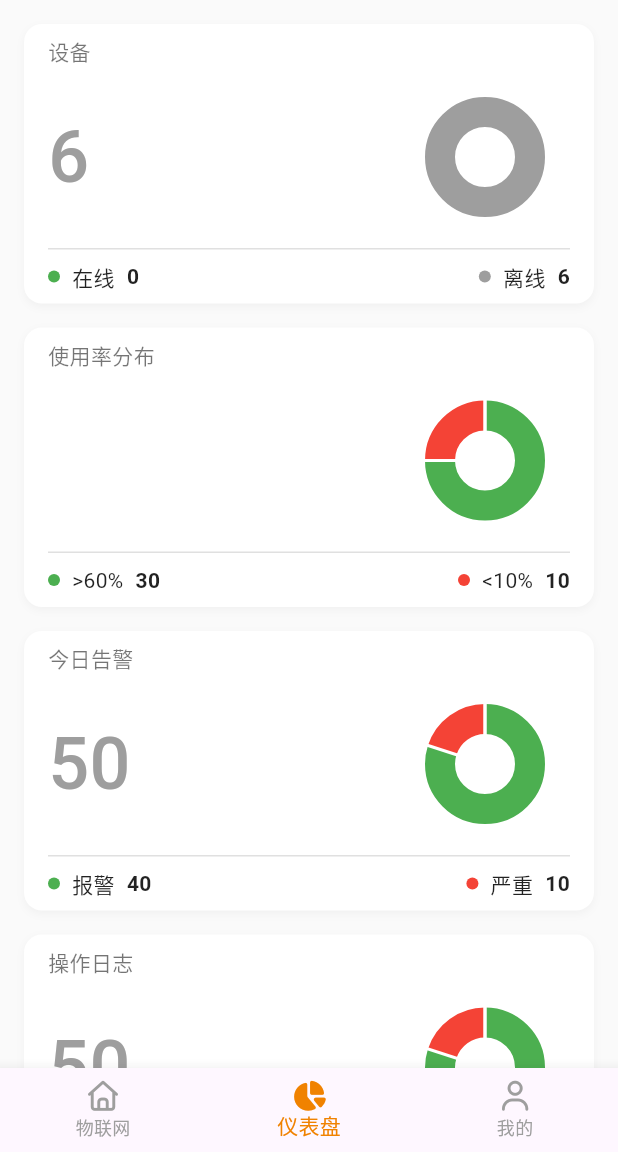
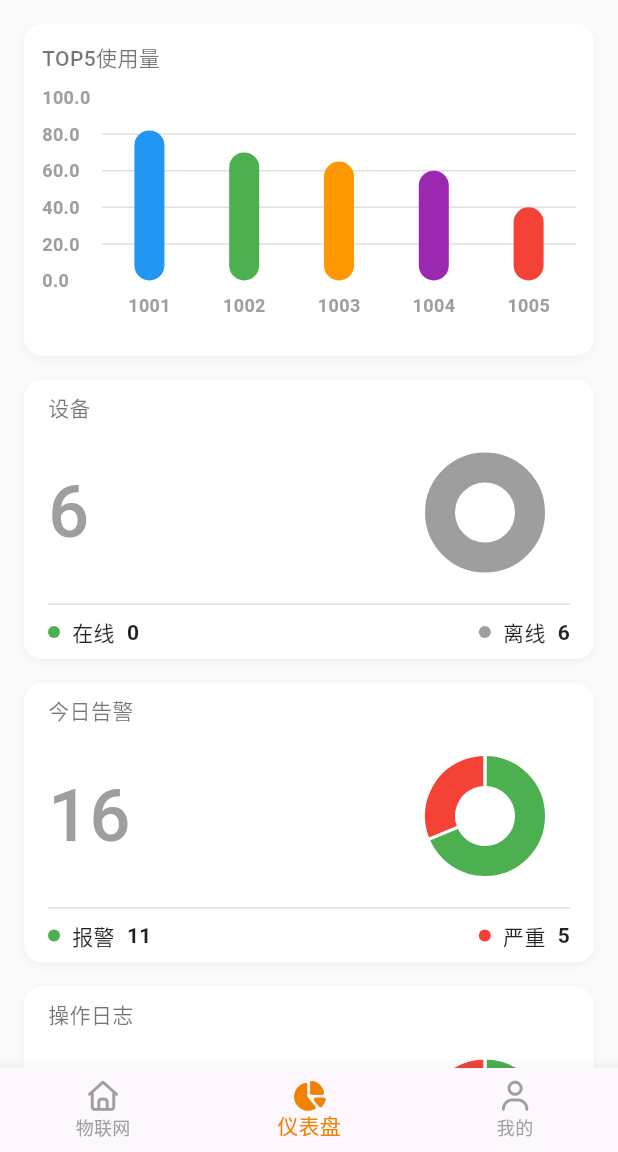
Before and after one commit to allenwoode/device-app, a Flutter app: the screen it shows after launch, item 2 of the bottom bar chosen, on a phone screen of 412 x 824 dp, the part 84-1236 px from its top. Run offline on Flutter 3.47's test engine with Material 3 defaults, Android fonts, the phone set to English and light mode, and no system bars; drawn by our look-alikes of fl_chart; our stand-ins replace dio, fluro, font_awesome_flutter, google_fonts, shared_preferences; accounts and stored records are empty; network calls fail.

Commit message:
feat: dashboard page data drive

```diff
--- a/lib/l10n/app_en.arb
+++ b/lib/l10n/app_en.arb
@@ -75,5 +75,6 @@
   "alarm": "Alarm",
   "severe": "Severe",
   "deviceReport": "Device Report",
-  "platformDispatch": "Platform Dispatch"
+  "platformDispatch": "Platform Dispatch",
+  "top5Usage": "Top 5 Usage Amount"
 }
--- a/lib/l10n/app_localizations.dart
+++ b/lib/l10n/app_localizations.dart
@@ -469,6 +469,12 @@ abstract class AppLocalizations {
   /// In en, this message translates to:
   /// **'Platform Dispatch'**
   String get platformDispatch;
+
+  /// No description provided for @top5Usage.
+  ///
+  /// In en, this message translates to:
+  /// **'Top 5 Usage Amount'**
+  String get top5Usage;
 }
 
 class _AppLocalizationsDelegate
--- a/lib/l10n/app_localizations_en.dart
+++ b/lib/l10n/app_localizations_en.dart
@@ -198,4 +198,7 @@ class AppLocalizationsEn extends AppLocalizations {
 
   @override
   String get platformDispatch => 'Platform Dispatch';
+
+  @override
+  String get top5Usage => 'Top 5 Usage Amount';
 }
--- a/lib/l10n/app_localizations_zh.dart
+++ b/lib/l10n/app_localizations_zh.dart
@@ -197,4 +197,7 @@ class AppLocalizationsZh extends AppLocalizations {
 
   @override
   String get platformDispatch => '平台下发';
+
+  @override
+  String get top5Usage => 'TOP5使用量';
 }
--- a/lib/l10n/app_zh.arb
+++ b/lib/l10n/app_zh.arb
@@ -61,5 +61,6 @@
   "alarm": "报警",
   "severe": "严重",
   "deviceReport": "设备上报",
-  "platformDispatch": "平台下发"
+  "platformDispatch": "平台下发",
+  "top5Usage": "TOP5使用量"
 }
--- a/lib/models/device_models.dart
+++ b/lib/models/device_models.dart
@@ -73,3 +73,63 @@ class DashboardDevices {
     );
   }
 }
+
+class DashboardUsage {
+  final String label;
+  final int value;
+  final String text;
+
+  DashboardUsage({
+    required this.label,
+    required this.value,
+    required this.text,
+  });
+
+  factory DashboardUsage.fromJson(Map<String, dynamic> json) {
+    return DashboardUsage(
+      label: json['label'] ?? '',
+      value: json['value'] ?? 0,
+      text: json['text'] ?? '',
+    );
+  }
+}
+
+class DashboardAlerts {
+  final int total;
+  final int alarmCount;
+  final int severeCount;
+
+  DashboardAlerts({
+    required this.total,
+    required this.alarmCount,
+    required this.severeCount,
+  });
+
+  factory DashboardAlerts.fromJson(Map<String, dynamic> json) {
+    return DashboardAlerts(
+      total: json['total'] ?? 0,
+      alarmCount: json['alarmCount'] ?? 0,
+      severeCount: json['severeCount'] ?? 0,
+    );
+  }
+}
+
+class DashboardMessage {
+  final int total;
+  final int reportCount;
+  final int functionCount;
+
+  DashboardMessage({
+    required this.total,
+    required this.reportCount,
+    required this.functionCount,
+  });
+
+  factory DashboardMessage.fromJson(Map<String, dynamic> json) {
+    return DashboardMessage(
+      total: json['total'] ?? 0,
+      reportCount: json['reportCount'] ?? 0,
+      functionCount: json['functionCount'] ?? 0,
+    );
+  }
+}
--- a/lib/services/device_service.dart
+++ b/lib/services/device_service.dart
@@ -1,5 +1,6 @@
 import 'dart:convert';
 
+import 'package:device/models/device_models.dart';
 import 'package:flutter/services.dart';
 import 'package:device/api/api_config.dart';
 import 'api_interceptor.dart';
@@ -251,6 +252,69 @@ class DeviceService {
       'offlineCount': 6
     };
   }
+
+  static Future<List<DashboardUsage>> getDashboardUsage() async {
+    try {
+      // For now, load from local JSON file (can be extended to API call)
+      final String response = await rootBundle.loadString('lib/assets/dashboard_usage.json');
+      final Map<String, dynamic> data = json.decode(response);
+
+      if (data['result'] is List) {
+        final List<dynamic> resultList = data['result'];
+        return resultList.map((item) => DashboardUsage.fromJson(item)).toList();
+      }
+
+      return [];
+    } catch (e) {
+      if (ApiConfig.enableLogging) {
+        print('Failed to load dashboard usage data: $e');
+      }
+      // Return fallback data
+      return [];
+    }
+  }
+
+  static Future<DashboardAlerts> getDashboardAlerts() async {
+    try {
+      // For now, load from local JSON file (can be extended to API call)
+      final String response = await rootBundle.loadString('lib/assets/dashboard_alerts.json');
+      final Map<String, dynamic> data = json.decode(response);
+
+      if (data['result'] is Map<String, dynamic>) {
+        return DashboardAlerts.fromJson(data['result']);
+      }
+
+      // Return fallback data
+      return DashboardAlerts(total: 16, alarmCount: 15, severeCount: 1);
+    } catch (e) {
+      if (ApiConfig.enableLogging) {
+        print('Failed to load dashboard alerts data: $e');
+      }
+      // Return fallback data
+      return DashboardAlerts(total: 16, alarmCount: 15, severeCount: 1);
+    }
+  }
+
+  static Future<DashboardMessage> getDashboardMessage() async {
+    try {
+      // For now, load from local JSON file (can be extended to API call)
+      final String response = await rootBundle.loadString('lib/assets/dashboard_message.json');
+      final Map<String, dynamic> data = json.decode(response);
+
+      if (data['result'] is Map<String, dynamic>) {
+        return DashboardMessage.fromJson(data['result']);
+      }
+
+      // Return fallback data
+      return DashboardMessage(total: 30, reportCount: 25, functionCount: 5);
+    } catch (e) {
+      if (ApiConfig.enableLogging) {
+        print('Failed to load dashboard message data: $e');
+      }
+      // Return fallback data
+      return DashboardMessage(total: 30, reportCount: 25, functionCount: 5);
+    }
+  }
 }
 
 class HttpException implements Exception {
--- a/lib/views/dashboard_page.dart
+++ b/lib/views/dashboard_page.dart
@@ -5,7 +5,8 @@ import 'package:device/models/device_models.dart';
 import 'package:device/services/storage_service.dart';
 import 'package:device/services/device_service.dart';
 import 'package:flutter/material.dart';
-import '../widgets/dashboard_card.dart';
+import '../widgets/pie_chart_card.dart';
+import '../widgets/bar_chart_card.dart';
 import '../l10n/app_localizations.dart';
 
 class DashboardPage extends StatefulWidget {
@@ -18,6 +19,9 @@ class DashboardPage extends StatefulWidget {
 class _DashboardPageState extends State<DashboardPage> {
   User? _currentUser;
   DashboardDevices? _dashboardDevices;
+  List<DashboardUsage> _dashboardUsage = [];
+  DashboardAlerts? _dashboardAlerts;
+  DashboardMessage? _dashboardMessage;
   bool _isLoading = true;
   bool _shouldAnimateCards = true;
 
@@ -65,8 +69,15 @@ class _DashboardPageState extends State<DashboardPage> {
       });
 
       final dashboardData = await DeviceService.getDashboardDevices();
+      final usageData = await DeviceService.getDashboardUsage();
+      final alertsData = await DeviceService.getDashboardAlerts();
+      final messageData = await DeviceService.getDashboardMessage();
+
       setState(() {
         _dashboardDevices = DashboardDevices.fromJson(dashboardData);
+        _dashboardUsage = usageData;
+        _dashboardAlerts = alertsData;
+        _dashboardMessage = messageData;
         _isLoading = false;
       });
     } catch (e) {
@@ -79,6 +90,21 @@ class _DashboardPageState extends State<DashboardPage> {
         );
       }
     }
+  }
+
+  List<ChartBarData> _convertUsageToChartData(List<DashboardUsage> usageList) {
+    final colors = [Colors.blue, Colors.green, Colors.orange, Colors.purple, Colors.red];
+
+    return usageList.asMap().entries.map((entry) {
+      int index = entry.key;
+      DashboardUsage usage = entry.value;
+
+      return ChartBarData(
+        label: usage.label,
+        value: usage.value,
+        color: colors[index % colors.length],
+      );
+    }).toList();
   }
 
   @override
@@ -116,7 +142,13 @@ class _DashboardPageState extends State<DashboardPage> {
                 padding: const EdgeInsets.all(16),
                 child: Column(
                   children: [
-              DashboardCard(
+              BarChartCard(
+                title: _l10n.top5Usage,
+                shouldAnimate: _shouldAnimateCards,
+                data: _convertUsageToChartData(_dashboardUsage),
+              ),
+              const SizedBox(height: 16),
+              PieChartCard(
                 title: _l10n.devices,
                 total: _dashboardDevices?.total,
                 primaryLabel: _l10n.online,
@@ -127,39 +159,39 @@ class _DashboardPageState extends State<DashboardPage> {
                 secondaryColor: Colors.grey,
                 shouldAnimate: _shouldAnimateCards,
               ),
+              // const SizedBox(height: 16),
+              // DashboardCard(
+              //   title: _l10n.usageDistribution,
+              //   total: null,
+              //   primaryLabel: '>60%',
+              //   primaryValue: 30,
+              //   primaryColor: Colors.green,
+              //   secondaryLabel: '<10%',
+              //   secondaryValue: 10,
+              //   secondaryColor: Colors.red,
+              //   shouldAnimate: _shouldAnimateCards,
+              // ),
               const SizedBox(height: 16),
-              DashboardCard(
-                title: _l10n.usageDistribution,
-                total: null,
-                primaryLabel: '>60%',
-                primaryValue: 30,
+              PieChartCard(
+                title: _l10n.todayAlerts,
+                total: _dashboardAlerts?.total,
+                primaryLabel: _l10n.alarm,
+                primaryValue: _dashboardAlerts?.alarmCount ?? 0,
                 primaryColor: Colors.green,
-                secondaryLabel: '<10%',
-                secondaryValue: 10,
+                secondaryLabel: _l10n.severe,
+                secondaryValue: _dashboardAlerts?.severeCount ?? 0,
                 secondaryColor: Colors.red,
                 shouldAnimate: _shouldAnimateCards,
               ),
               const SizedBox(height: 16),
-              DashboardCard(
-                title: _l10n.todayAlerts,
-                total: 50,
-                primaryLabel: _l10n.alarm,
-                primaryValue: 40,
-                primaryColor: Colors.green,
-                secondaryLabel: _l10n.severe,
-                secondaryValue: 10,
-                secondaryColor: Colors.red,
-                shouldAnimate: _shouldAnimateCards,
-              ),
-              const SizedBox(height: 16),
-              DashboardCard(
+              PieChartCard(
                 title: _l10n.operationLog,
-                total: 50,
+                total: _dashboardMessage?.total,
                 primaryLabel: _l10n.deviceReport,
-                primaryValue: 40,
+                primaryValue: _dashboardMessage?.reportCount ?? 0,
                 primaryColor: Colors.green,
                 secondaryLabel: _l10n.platformDispatch,
-                secondaryValue: 10,
+                secondaryValue: _dashboardMessage?.functionCount ?? 0,
                 secondaryColor: Colors.red,
                 shouldAnimate: _shouldAnimateCards,
               ),
--- a/lib/views/device_detail_page.dart
+++ b/lib/views/device_detail_page.dart
@@ -241,7 +241,7 @@ class _DeviceDetailPageState extends State<DeviceDetailPage> {
 
   Widget _buildTopMenu() {
     return Container(
-      margin: const EdgeInsets.only(left: 16, top: 16, right: 16, bottom: 0),
+      margin: const EdgeInsets.only(left: 16, top: 32, right: 16, bottom: 0),
       padding: const EdgeInsets.symmetric(vertical: 10),
       decoration: BoxDecoration(
         color: Colors.white,
--- /dev/null
+++ b/lib/widgets/bar_chart_card.dart
@@ -0,0 +1,212 @@
+import 'package:fl_chart/fl_chart.dart';
+import 'package:flutter/material.dart';
+
+class BarChartCard extends StatefulWidget {
+  final String title;
+  final List<ChartBarData> data;
+  final bool shouldAnimate;
+
+  const BarChartCard({
+    super.key,
+    required this.title,
+    required this.data,
+    this.shouldAnimate = true,
+  });
+
+  @override
+  State<BarChartCard> createState() => _BarChartCardState();
+}
+
+class _BarChartCardState extends State<BarChartCard>
+    with TickerProviderStateMixin {
+  late AnimationController _animationController;
+  late Animation<double> _animation;
+
+  @override
+  void initState() {
+    super.initState();
+    _animationController = AnimationController(
+      duration: const Duration(milliseconds: 1000),
+      vsync: this,
+    );
+    _animation = Tween<double>(begin: 0.0, end: 1.0).animate(
+      CurvedAnimation(parent: _animationController, curve: Curves.easeInOut),
+    );
+
+    if (widget.shouldAnimate) {
+      _animationController.forward();
+    } else {
+      _animationController.value = 1.0;
+    }
+  }
+
+  @override
+  void didUpdateWidget(BarChartCard oldWidget) {
+    super.didUpdateWidget(oldWidget);
+    if (widget.shouldAnimate && !oldWidget.shouldAnimate) {
+      _animationController.forward();
+    } else if (!widget.shouldAnimate && oldWidget.shouldAnimate) {
+      _animationController.value = 1.0;
+    }
+  }
+
+  @override
+  void dispose() {
+    _animationController.dispose();
+    super.dispose();
+  }
+
+  @override
+  Widget build(BuildContext context) {
+    return Container(
+        padding: const EdgeInsets.all(12),
+        decoration: BoxDecoration(
+        color: Colors.white,
+        borderRadius: BorderRadius.circular(12),
+        boxShadow: [
+          BoxShadow(
+            color: Colors.grey.withOpacity(0.1),
+            spreadRadius: 0,
+            blurRadius: 4,
+            offset: const Offset(0, 2),
+          ),
+        ],
+      ),
+        child: Column(
+          crossAxisAlignment: CrossAxisAlignment.start,
+          children: [
+            Text(
+                widget.title,
+                style: const TextStyle(
+                fontSize: 14,
+                color: Colors.black54,
+                fontWeight: FontWeight.w500,
+              ),
+            ),
+            const SizedBox(height: 16),
+            SizedBox(
+              height: 160,
+              child: AnimatedBuilder(
+                animation: _animation,
+                builder: (context, child) {
+                  return BarChart(
+                    BarChartData(
+                      alignment: BarChartAlignment.spaceAround,
+                      maxY: 100,
+                      // barTouchData: BarTouchData(
+                      //   enabled: true,
+                      //   touchTooltipData: BarTouchTooltipData(
+                      //     tooltipBgColor: Colors.grey[800],
+                      //     getTooltipItem: (group, groupIndex, rod, rodIndex) {
+                      //       return BarTooltipItem(
+                      //         '${widget.data[groupIndex].label}\n${rod.toY.round()}%',
+                      //         const TextStyle(
+                      //           color: Colors.white,
+                      //           fontWeight: FontWeight.bold,
+                      //         ),
+                      //       );
+                      //     },
+                      //   ),
+                      // ),
+                      titlesData: FlTitlesData(
+                        show: true,
+                        rightTitles: const AxisTitles(
+                          sideTitles: SideTitles(showTitles: false),
+                        ),
+                        topTitles: const AxisTitles(
+                          sideTitles: SideTitles(showTitles: false),
+                        ),
+                        bottomTitles: AxisTitles(
+                          sideTitles: SideTitles(
+                            showTitles: true,
+                            getTitlesWidget: (value, meta) {
+                              if (value < widget.data.length) {
+                                return Padding(
+                                  padding: const EdgeInsets.only(top: 8),
+                                  child: Text(
+                                    widget.data[value.toInt()].label,
+                                    style: const TextStyle(
+                                      color: Colors.grey,
+                                      fontWeight: FontWeight.bold,
+                                      fontSize: 12,
+                                    ),
+                                  ),
+                                );
+                              }
+                              return const Text('');
+                            },
+                            reservedSize: 38,
+                          ),
+                        ),
+                        leftTitles: AxisTitles(
+                          sideTitles: SideTitles(
+                            showTitles: true,
+                            reservedSize: 40,
+                            interval: 20,
+                            getTitlesWidget: (value, meta) {
+                              return Text(
+                                '$value',
+                                style: const TextStyle(
+                                  color: Colors.grey,
+                                  fontWeight: FontWeight.bold,
+                                  fontSize: 12,
+                                ),
+                              );
+                            },
+                          ),
+                        ),
+                      ),
+                      borderData: FlBorderData(
+                        show: false,
+                      ),
+                      barGroups: widget.data.asMap().entries.map((entry) {
+                        int index = entry.key;
+                        ChartBarData data = entry.value;
+                        return BarChartGroupData(
+                          x: index,
+                          barRods: [
+                            BarChartRodData(
+                              toY: data.value * _animation.value,
+                              color: data.color,
+                              width: 20,
+                              // borderRadius: const BorderRadius.only(
+                              //   topLeft: Radius.circular(4),
+                              //   topRight: Radius.circular(4),
+                              // ),
+                            ),
+                          ],
+                        );
+                      }).toList(),
+                      gridData: FlGridData(
+                        show: true,
+                        drawVerticalLine: false,
+                        horizontalInterval: 20,
+                        getDrawingHorizontalLine: (value) {
+                          return FlLine(
+                            color: Colors.grey[300],
+                            strokeWidth: 1,
+                          );
+                        },
+                      ),
+                    ),
+                  );
+                },
+              ),
+            ),
+          ],
+        ),
+      );
+  }
+}
+
+class ChartBarData {
+  final String label;
+  final int value;
+  final Color color;
+
+  ChartBarData({
+    required this.label,
+    required this.value,
+    required this.color,
+  });
+}
--- a/lib/widgets/dashboard_card.dart
+++ b/lib/widgets/pie_chart_card.dart
@@ -1,7 +1,7 @@
 import 'package:flutter/material.dart';
 import 'package:fl_chart/fl_chart.dart';
 
-class DashboardCard extends StatefulWidget {
+class PieChartCard extends StatefulWidget {
   final String title;
   final int? total;
   final String primaryLabel;
@@ -12,7 +12,7 @@ class DashboardCard extends StatefulWidget {
   final Color secondaryColor;
   final bool shouldAnimate;
 
-  const DashboardCard({
+  const PieChartCard({
     super.key,
     required this.title,
     required this.total,
@@ -26,10 +26,10 @@ class DashboardCard extends StatefulWidget {
   });
 
   @override
-  State<DashboardCard> createState() => _DashboardCardState();
+  State<PieChartCard> createState() => _PieChartCardState();
 }
 
-class _DashboardCardState extends State<DashboardCard>
+class _PieChartCardState extends State<PieChartCard>
     with TickerProviderStateMixin {
   late AnimationController _animationController;
   late Animation<double> _animation;
@@ -57,7 +57,7 @@ class _DashboardCardState extends State<DashboardCard>
   }
 
   @override
-  void didUpdateWidget(DashboardCard oldWidget) {
+  void didUpdateWidget(PieChartCard oldWidget) {
     super.didUpdateWidget(oldWidget);
     if (widget.shouldAnimate && !oldWidget.shouldAnimate) {
       _animationController.reset();
```
Also changed, not shown: lib/assets/dashboard_alerts.json (added, +10 -0 lines), lib/assets/dashboard_message.json (added, +10 -0 lines), lib/assets/dashboard_usage.json (added, +32 -0 lines).
